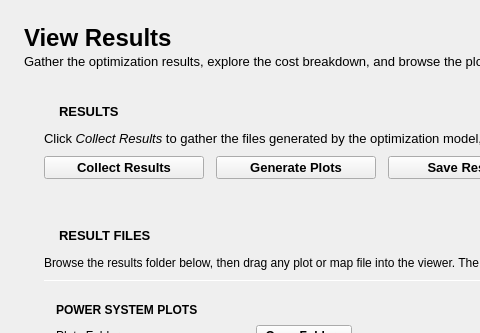
sandialabs/quest_planning, file quest_planning/ui/forms/results_viewer/results_viewer.ui: the form before one commit; both pictures show x 0 to 480 and y 0 to 333 of the 1118 by 928 pixel window.
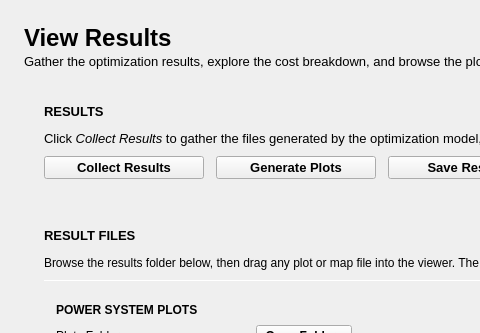
The form after the commit. Icons and pictures are not drawn.

Commit message: ui: updated UI files for the execute model and results pages

```diff
--- a/quest_planning/ui/forms/results_viewer/results_viewer.ui
+++ b/quest_planning/ui/forms/results_viewer/results_viewer.ui
@@ -191,31 +191,13 @@
                 <property name="spacing">
                   <number>8</number>
                 </property>
-                <item>
-                  <widget class="QLabel" name="label_actions_icon">
-                    <property name="maximumSize">
-                      <size>
-                        <width>22</width>
-                        <height>22</height>
-                      </size>
-                    </property>
-                    <property name="text">
-                      <string />
-                    </property>
-                    <property name="pixmap">
-                      <pixmap resource="../../../resources.qrc">:/icon/images/icons/cil-chart-pie.png</pixmap>
-                    </property>
-                    <property name="scaledContents">
-                      <bool>true</bool>
-                    </property>
-                  </widget>
-                </item>
                 <item>
                   <widget class="QLabel" name="label_actions_title">
                     <property name="font">
                       <font>
                         <family>Segoe UI</family>
                         <pointsize>10</pointsize>
+            <weight>75</weight>
                         <bold>true</bold>
                       </font>
                     </property>
@@ -431,31 +413,13 @@
                 <property name="spacing">
                   <number>8</number>
                 </property>
-                <item>
-                  <widget class="QLabel" name="label_viewer_icon">
-                    <property name="maximumSize">
-                      <size>
-                        <width>22</width>
-                        <height>22</height>
-                      </size>
-                    </property>
-                    <property name="text">
-                      <string />
-                    </property>
-                    <property name="pixmap">
-                      <pixmap resource="../../../resources.qrc">:/icon/images/icons/cil-folder-open.png</pixmap>
-                    </property>
-                    <property name="scaledContents">
-                      <bool>true</bool>
-                    </property>
-                  </widget>
-                </item>
                 <item>
                   <widget class="QLabel" name="label_viewer_title">
                     <property name="font">
                       <font>
                         <family>Segoe UI</family>
                         <pointsize>10</pointsize>
+            <weight>75</weight>
                         <bold>true</bold>
                       </font>
                     </property>
@@ -820,33 +784,6 @@
                         <property name="bottomMargin">
                           <number>0</number>
                         </property>
-                        <item>
-                          <widget class="QFrame" name="results_frame">
-                            <property name="frameShape">
-                              <enum>QFrame::NoFrame</enum>
-                            </property>
-                            <property name="frameShadow">
-                              <enum>QFrame::Raised</enum>
-                            </property>
-                            <layout class="QVBoxLayout" name="results_table_layout">
-                              <property name="leftMargin">
-                                <number>12</number>
-                              </property>
-                              <property name="topMargin">
-                                <number>12</number>
-                              </property>
-                              <property name="rightMargin">
-                                <number>12</number>
-                              </property>
-                              <property name="bottomMargin">
-                                <number>12</number>
-                              </property>
-                            </layout>
-                            <property name="cardType">
-                              <string>card</string>
-                            </property>
-                          </widget>
-                        </item>
                         <item>
                           <widget class="QFrame" name="frame_plots">
                             <property name="frameShape">
@@ -898,13 +835,37 @@
                                     <property name="bottomMargin">
                                       <number>0</number>
                                     </property>
-                                  </layout>
-                                </widget>
-                              </item>
-                            </layout>
-                            <property name="cardType">
+                  <item>
+                   <widget class="QFrame" name="results_frame">
+                    <property name="frameShape">
+                     <enum>QFrame::NoFrame</enum>
+                    </property>
+                    <property name="frameShadow">
+                     <enum>QFrame::Raised</enum>
+                    </property>
+                    <property name="cardType" stdset="0">
                               <string>card</string>
                             </property>
+                    <layout class="QVBoxLayout" name="results_table_layout">
+                     <property name="leftMargin">
+                      <number>12</number>
+                     </property>
+                     <property name="topMargin">
+                      <number>12</number>
+                     </property>
+                     <property name="rightMargin">
+                      <number>12</number>
+                     </property>
+                     <property name="bottomMargin">
+                      <number>12</number>
+                     </property>
+                    </layout>
+                   </widget>
+                  </item>
+                 </layout>
+                </widget>
+               </item>
+              </layout>
                           </widget>
                         </item>
                       </layout>
```
Left out of the diff: 149 changed lines with no effect on the pictures. Lines whose indentation alone changed are shown as unchanged. The commit also changes 4 other files.
